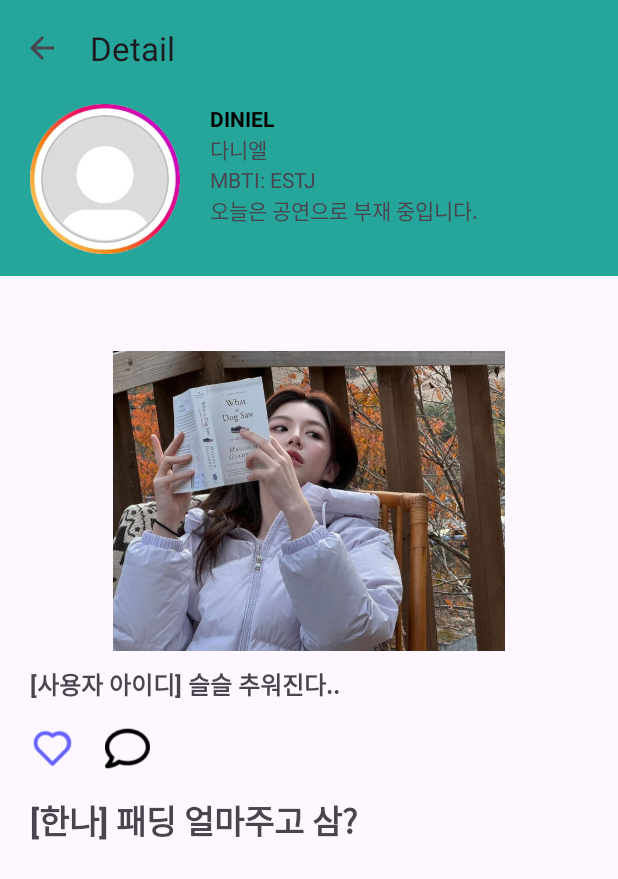
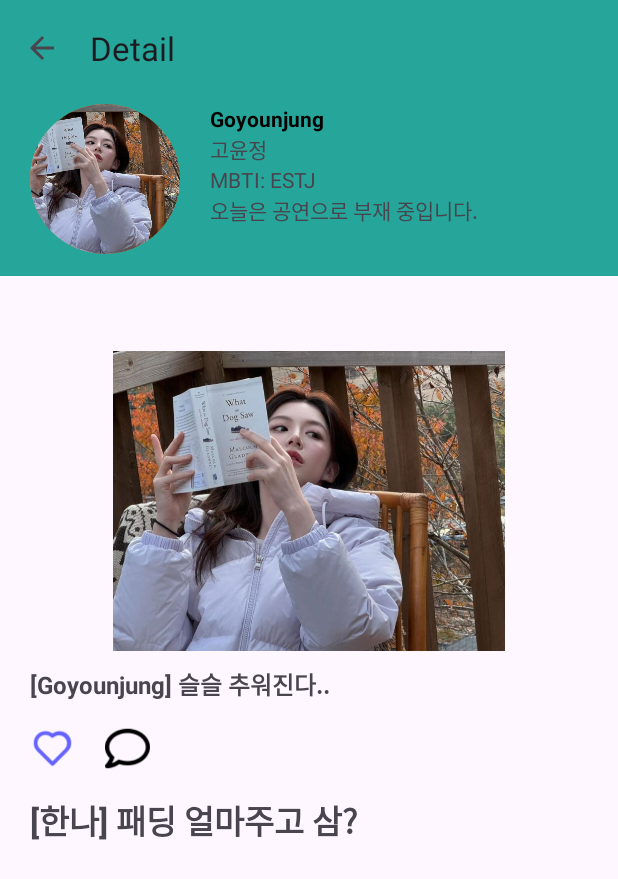
Before and after one commit to dlho1222/Sparta-Week5-Team--SNS, an Android app: the screen it shows after launch (DetailActivity), after a tap on an icon or button, on a phone screen of 412 x 824 dp. Shown: the top 879 px of the screen. Run offline under Robolectric (Android 15) with nearby library versions, the phone set to English and light mode, and no system bars; 1 statement that could not run was skipped; 3 other taps on this screen came first.

Commit message:
id 배치 작업

```diff
--- a/app/src/main/java/com/example/sns/DetailActivity.kt
+++ b/app/src/main/java/com/example/sns/DetailActivity.kt
@@ -22,6 +22,7 @@ class DetailActivity : AppCompatActivity() {
         val ivHeart = findViewById<ImageView>(R.id.iv_Heart)
 
 
+
         postInfo = intent.getParcelableExtra<Post>("user")
 
         isHeart = postInfo?.isLike ?: false
@@ -32,6 +33,12 @@ class DetailActivity : AppCompatActivity() {
         }
         supportActionBar?.setDisplayHomeAsUpEnabled(true)
 
+        val tvEngName = findViewById<TextView>(R.id.tv_Eng_Name).apply {
+            text = postInfo?.engName
+        }
+        val tvName = findViewById<TextView>(R.id.tv_KR_Name).apply {
+            text = postInfo?.krName
+        }
 
         val ivContents = findViewById<ImageView>(R.id.iv_ContentsImage).apply {
             postInfo?.contentsImage?.let { setImageResource(it) }
@@ -118,8 +125,8 @@ class DetailActivity : AppCompatActivity() {
 //        }
 //    }
     private fun addComment(text: String) { //댓글 달기
-
-        val id = postInfo?.id
+        val id = intent.getStringExtra("name_DataFromSignUpActivity")
+        //val id = postInfo?.id
         val tvComment = findViewById<TextView>(R.id.tv_Comment)
         saveComment += "[$id]  $text\n"
 
--- a/app/src/main/java/com/example/sns/MainActivity.kt
+++ b/app/src/main/java/com/example/sns/MainActivity.kt
@@ -105,8 +105,10 @@ class MainActivity : AppCompatActivity() {
 
     private fun goToDetail(view: View, postContents: Post) {
         //Toast.makeText(view.context, "디테일 페이지로 이동합니다", Toast.LENGTH_SHORT).show()
+        val userName_data = intent.getStringExtra("name_DataFromSignUpActivity")
         val intent = Intent(this, DetailActivity::class.java).apply {
             putExtra("user", postContents)
+            putExtra("name_DataFromSignUpActivity",userName_data)
         }
         startActivity(intent)
     }
--- a/app/src/main/java/com/example/sns/Post.kt
+++ b/app/src/main/java/com/example/sns/Post.kt
@@ -8,7 +8,8 @@ data class Post(
     val profile: Int,
     val contentsImage: Int,
     val description: String,
-    val id: String,
+    val krName: String,
+    val engName: String,
     val comment: String,
-    var isLike : Boolean = false
+    var isLike: Boolean = false
 ) : Parcelable
--- a/app/src/main/java/com/example/sns/PostList.kt
+++ b/app/src/main/java/com/example/sns/PostList.kt
@@ -8,42 +8,47 @@ object PostList {
 
         add(
             Post(
-                R.drawable.testimg,
                 R.drawable.gogo,
-                "[사용자 아이디] 슬슬 추워진다..",
-                "Username",
+                R.drawable.gogo,
+                "[Goyounjung] 슬슬 추워진다..",
+                "고윤정",
+                "Goyounjung",
                 "[한나] 패딩 얼마주고 삼?",
             )
         )
         add(
             Post(
-                R.drawable.testimg,
+                R.drawable.gogo,
                 R.drawable.gogo2,
-                "[사용자 아이디] 을왕리에서 보낸 좋은사람들과 좋은자리 좋은시간 다 아는사람들이구만..",
-                "Username",
+                "[Goyounjung] 을왕리에서 보낸 좋은사람들과 좋은자리 좋은시간 다 아는사람들이구만..",
+                "고윤정",
+                "Goyounjung",
                 "[SANTA] 모자 정보좀요~",
             )
         )
         add(
             Post(
-                R.drawable.testimg,
                 R.drawable.son,
-                "[사용자 아이디] 내가 장사하는 사람으로 보여? 너 납치된거야..",
-                "Username",
+                R.drawable.son,
+                "[Sonseokgu]내가 장사하는 사람으로 보여? 너 납치된거야..",
+                "손석구",
+                "Sonseokgu",
                 "[도리안] ?",
             )
         )
         add(
             Post(
-                R.drawable.testimg,
                 R.drawable.swings,
-                "[사용자 아이디] 혹시 돈까스 좋아해요?",
-                "Username",
+                R.drawable.swings,
+                "[Swings] 혹시 돈까스 좋아해요?",
+                "스윙스",
+                "Swings",
                 "[앤] ?",
             )
         )
 
     }
+
     fun get(index: Int): Post {
         return list[index]
     }
@@ -51,7 +56,8 @@ object PostList {
     private fun add(post: Post) {
         list.add(post)
     }
-    fun updateHeart(id:String , isHeart:Boolean){
+
+    fun updateHeart(id: String, isHeart: Boolean) {
         list.find { id == "Username" }
     }
 }
--- a/app/src/main/res/drawable/bg_rounded.xml
+++ b/app/src/main/res/drawable/bg_rounded.xml
@@ -1,6 +1,6 @@
 <?xml version="1.0" encoding="utf-8"?>
-<shape xmlns:android="http://schemas.android.com/apk/res/android"
-    >
-<solid android:color="@color/black"/>
-    <corners android:radius="20dp"/>
+<shape xmlns:android="http://schemas.android.com/apk/res/android">
+    <solid android:color="@color/black" />
+    <corners android:radius="50dp" />
+    <stroke android:color="#FFA726" android:width="3dp"/>
 </shape>
--- a/app/src/main/res/layout/activity_detail.xml
+++ b/app/src/main/res/layout/activity_detail.xml
@@ -43,14 +43,16 @@
                     android:layout_width="100dp"
                     android:layout_height="100dp"
                     android:layout_marginBottom="10dp"
+                    android:background="@drawable/bg_rounded"
                     android:clipToOutline="true"
+                    android:scaleType="centerCrop"
                     android:src="@drawable/ic_launcher_foreground"
                     app:layout_constraintBottom_toBottomOf="parent"
                     app:layout_constraintStart_toStartOf="parent"
                     app:layout_constraintTop_toTopOf="parent" />
 
                 <TextView
-                    android:id="@+id/tv_EngName"
+                    android:id="@+id/tv_Eng_Name"
                     android:layout_width="0dp"
                     android:layout_height="wrap_content"
                     android:layout_marginStart="20dp"
@@ -66,8 +68,8 @@
                     android:layout_height="wrap_content"
                     android:text="다니엘"
                     app:layout_constraintEnd_toEndOf="parent"
-                    app:layout_constraintStart_toStartOf="@id/tv_EngName"
-                    app:layout_constraintTop_toBottomOf="@id/tv_EngName" />
+                    app:layout_constraintStart_toStartOf="@id/tv_Eng_Name"
+                    app:layout_constraintTop_toBottomOf="@id/tv_Eng_Name" />
 
                 <TextView
                     android:id="@+id/tv_MBTI"
@@ -90,12 +92,12 @@
 
 
             <ImageView
-                android:scaleType="centerInside"
                 android:id="@+id/iv_ContentsImage"
                 android:layout_width="0dp"
                 android:layout_height="200dp"
                 android:layout_marginHorizontal="20dp"
                 android:layout_marginTop="50dp"
+                android:scaleType="centerInside"
                 android:src="@drawable/ic_launcher_foreground"
                 app:layout_constraintEnd_toEndOf="parent"
                 app:layout_constraintStart_toStartOf="parent"
@@ -134,7 +136,6 @@
                 android:visibility="gone"
                 app:layout_constraintEnd_toEndOf="@id/tv_Description"
                 app:layout_constraintTop_toBottomOf="@id/tv_Description" />
-
 
 
             <ImageView
@@ -176,12 +177,12 @@
     </ScrollView>
 
     <EditText
-        android:background="@drawable/bg_input_box"
-        android:hint="댓글달기"
         android:id="@+id/et_Comment"
         android:layout_width="0dp"
         android:layout_height="wrap_content"
         android:layout_marginBottom="36dp"
+        android:background="@drawable/bg_input_box"
+        android:hint="댓글달기"
         android:visibility="gone"
         app:layout_constraintBottom_toBottomOf="parent"
         app:layout_constraintEnd_toStartOf="@id/iv_Send"
```
